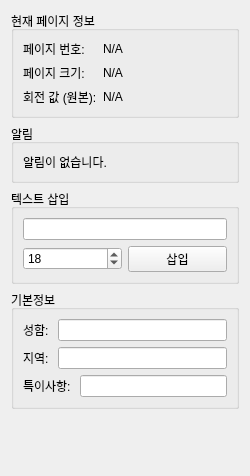
Old version of the form ui/info_panel.ui in the repository Glen-Lee-glitch/new_viewer.
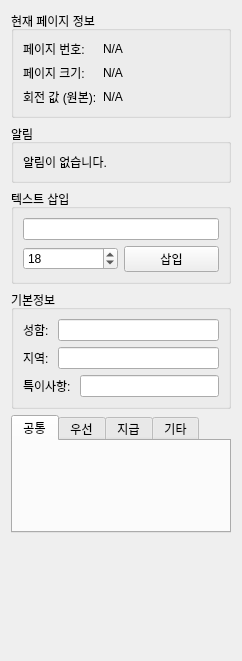
New version of the form.

Commit message:
feat: info_panel UI 업데이트
- 새로운 QTabWidget 추가 및 여러 탭(공통, 우선, 지급, 기타) 생성

```diff
--- a/ui/info_panel.ui
+++ b/ui/info_panel.ui
@@ -6,8 +6,8 @@
    <rect>
     <x>0</x>
     <y>0</y>
-    <width>250</width>
-    <height>476</height>
+    <width>242</width>
+    <height>661</height>
    </rect>
   </property>
   <property name="windowTitle">
@@ -168,6 +168,33 @@
      </layout>
     </widget>
    </item>
+   <item>
+    <widget class="QTabWidget" name="tabWidget">
+     <property name="currentIndex">
+      <number>0</number>
+     </property>
+     <widget class="QWidget" name="tab_3">
+      <attribute name="title">
+       <string>공통</string>
+      </attribute>
+     </widget>
+     <widget class="QWidget" name="tab_4">
+      <attribute name="title">
+       <string>우선</string>
+      </attribute>
+     </widget>
+     <widget class="QWidget" name="tab_5">
+      <attribute name="title">
+       <string>지급</string>
+      </attribute>
+     </widget>
+     <widget class="QWidget" name="tab_6">
+      <attribute name="title">
+       <string>기타</string>
+      </attribute>
+     </widget>
+    </widget>
+   </item>
    <item>
     <spacer name="verticalSpacer_2">
      <property name="orientation">
```
